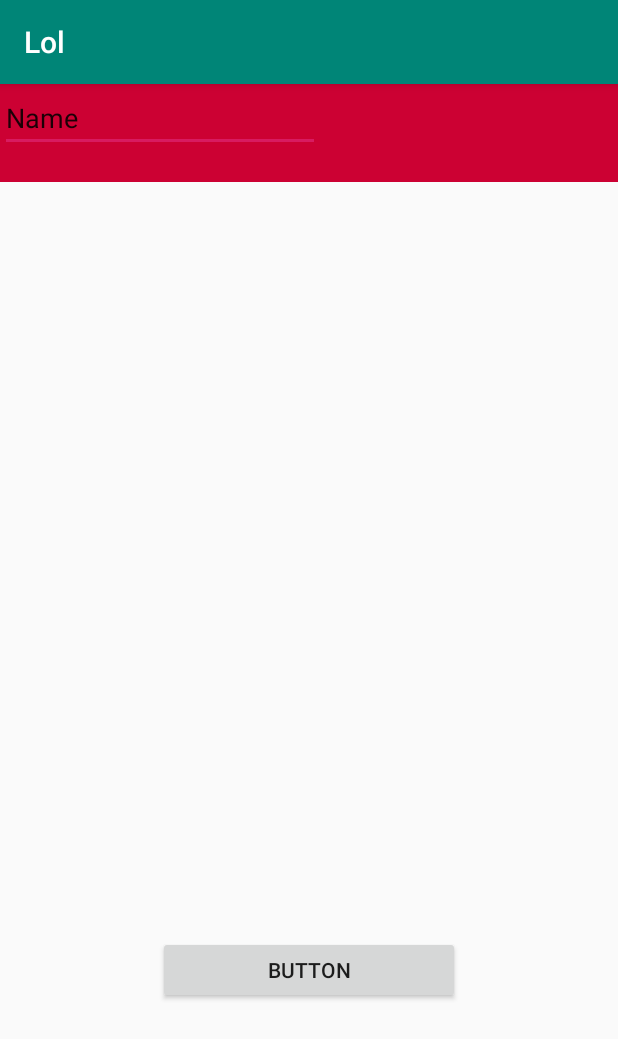
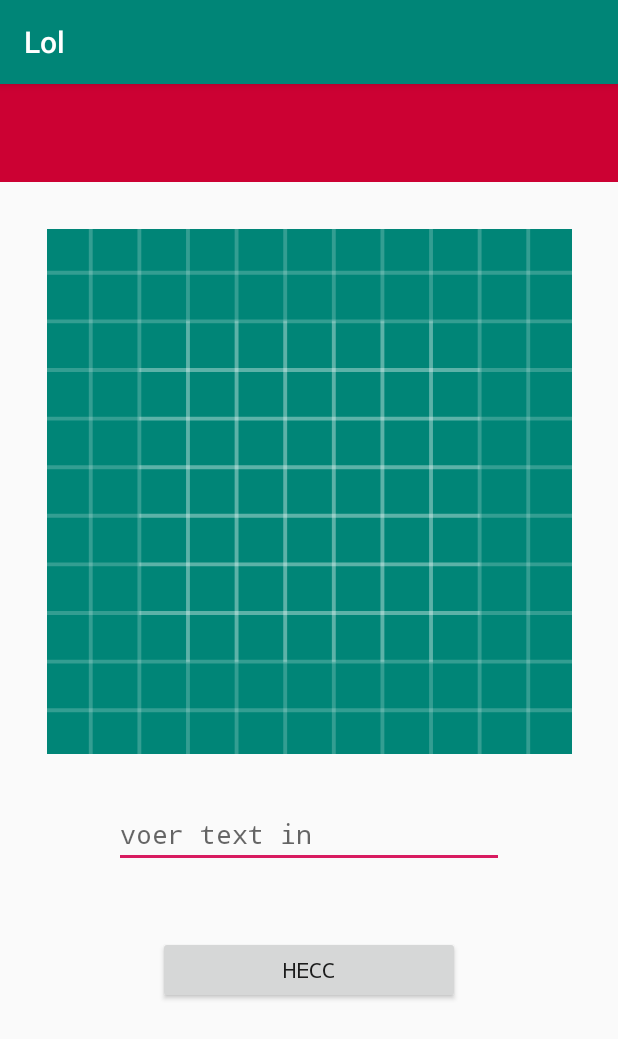
Before and after one commit to 0974201/qr-ding, an Android app: the screen it shows after launch (MainActivity), on a phone screen of 412 x 824 dp. Shown: the top 1039 px of the screen. Run offline under Robolectric (Android 15) with nearby library versions, the phone set to English and light mode, and no system bars.

Commit message:
sdg 4gfgdfh hdfh5615
Signed-off-by: toucannon <13010751@student.hhs.nl>

```diff
--- a/app/src/main/res/layout/activity_main.xml
+++ b/app/src/main/res/layout/activity_main.xml
@@ -19,6 +19,7 @@
         app:layout_constraintVertical_bias="0.035" />
 
     <LinearLayout
+        android:id="@+id/linearLayout"
         android:layout_width="0dp"
         android:layout_height="65dp"
         android:background="#CC0133"
@@ -44,20 +45,42 @@
         android:layout_marginTop="568dp"
         android:layout_marginEnd="105dp"
         android:layout_marginRight="105dp"
-        android:text="Button"
+        android:text="hecc"
+        android:typeface="monospace"
         app:layout_constraintEnd_toEndOf="parent"
-        app:layout_constraintHorizontal_bias="1.0"
+        app:layout_constraintHorizontal_bias="0.5"
         app:layout_constraintStart_toStartOf="parent"
         app:layout_constraintTop_toTopOf="parent" />
 
     <EditText
         android:id="@+id/dingetje"
-        android:layout_width="wrap_content"
-        android:layout_height="wrap_content"
+        android:layout_width="260dp"
+        android:layout_height="45dp"
+        android:layout_marginBottom="45dp"
         android:ems="10"
+        android:hint="voer text in"
         android:inputType="textPersonName"
-        android:text="Name"
-        tools:layout_editor_absoluteX="105dp"
-        tools:layout_editor_absoluteY="502dp" />
+        android:textAllCaps="false"
+        android:typeface="monospace"
+        app:layout_constraintBottom_toTopOf="@+id/butt"
+        app:layout_constraintEnd_toEndOf="parent"
+        app:layout_constraintHorizontal_bias="0.5"
+        app:layout_constraintStart_toStartOf="parent" />
+
+    <ImageView
+        android:id="@+id/ivStats"
+        android:layout_width="350dp"
+        android:layout_height="350dp"
+        android:layout_marginStart="30dp"
+        android:layout_marginLeft="30dp"
+        android:layout_marginEnd="30dp"
+        android:layout_marginRight="30dp"
+        app:layout_constraintBottom_toTopOf="@+id/dingetje"
+        app:layout_constraintEnd_toEndOf="parent"
+        app:layout_constraintHorizontal_bias="0.5"
+        app:layout_constraintStart_toStartOf="parent"
+        app:layout_constraintTop_toBottomOf="@+id/linearLayout"
+        app:layout_constraintVertical_bias="0.507"
+        app:srcCompat="@drawable/ic_launcher_background" />
 
 </android.support.constraint.ConstraintLayout>
```
